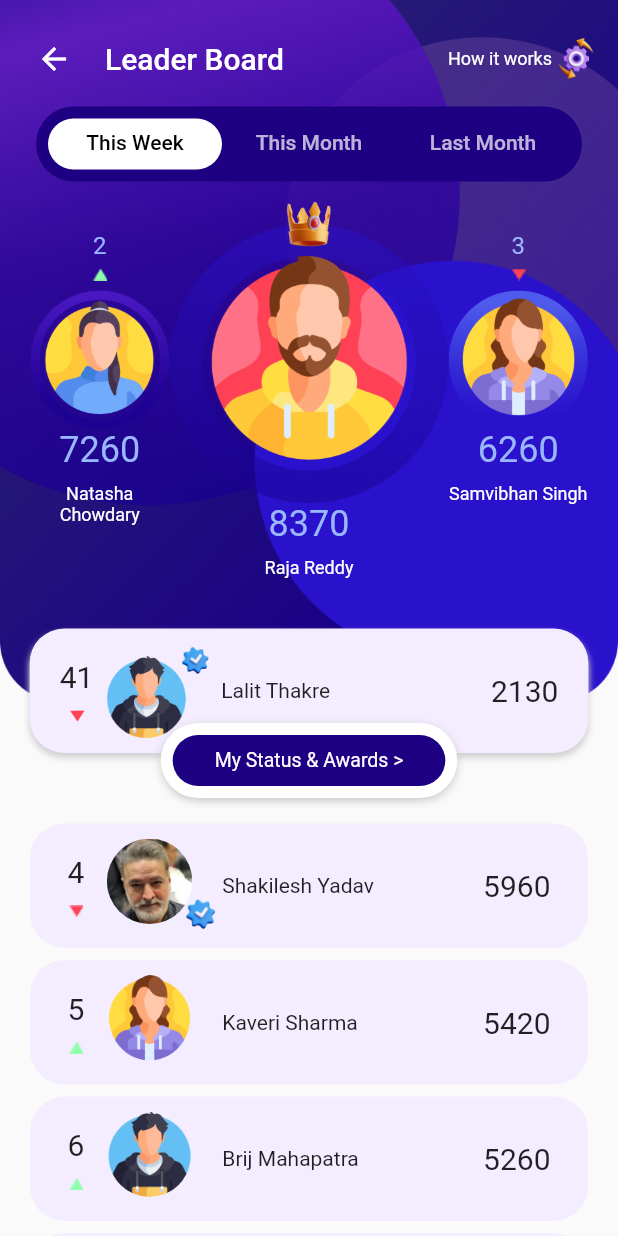
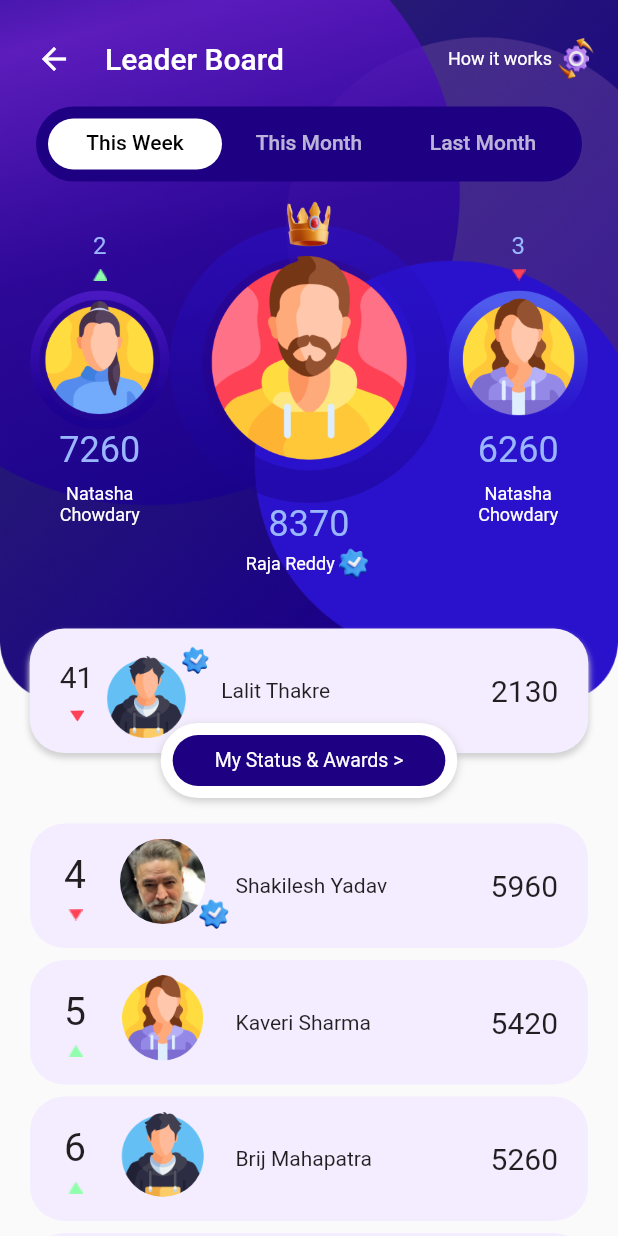
Before and after one commit to priyanshu251/PayNav, a Flutter app: the screen it shows after launch, on a phone screen of 412 x 824 dp. Run offline on Flutter 3.47's test engine with Material 2 defaults, Android fonts, the phone set to English and light mode, and no system bars.

Commit message:
final commit 3

```diff
--- a/lib/screens/loading_screen.dart
+++ b/lib/screens/loading_screen.dart
@@ -22,7 +22,7 @@ class _LoadingScreenState extends State<LoadingScreen> {
           {
             "name": "Raja Reddy",
             "gender": true,
-            "profile_url": "assets/images/boy_avatar2.png",
+            "profile_url": "assets/images/winner.png",
             "points": "8370",
             "triangle": true,
             "verified": true
@@ -30,7 +30,7 @@ class _LoadingScreenState extends State<LoadingScreen> {
           {
             "name": "Natasha Chowdary",
             "gender": false,
-            "profile_url": "assets/images/girls_avatar2.png",
+            "profile_url": "assets/images/runner up.png",
             "points": "7260",
             "triangle": true,
             "verified": false
@@ -38,7 +38,7 @@ class _LoadingScreenState extends State<LoadingScreen> {
           {
             "name": "Sambhivan Singh",
             "gender": false,
-            "profile_url": "assets/images/girls_avatar1.png",
+            "profile_url": "assets/images/second runner up.png",
             "points": "6260",
             "triangle": false,
             "verified": false
--- a/lib/widgets/custom_tab_bar.dart
+++ b/lib/widgets/custom_tab_bar.dart
@@ -1,4 +1,6 @@
 import 'package:flutter/material.dart';
+import 'package:provider/provider.dart';
+import 'package:pay_nav_project/provider.dart';
 
 class TabBarAndTabBarView extends StatefulWidget {
   const TabBarAndTabBarView({super.key});
@@ -83,6 +85,7 @@ class WinnersTab extends StatelessWidget {
 
   @override
   Widget build(BuildContext context) {
+    dynamic rankers = Provider.of<UsersData>(context).data;
     return Row(
       mainAxisAlignment: MainAxisAlignment.center,
       children: [
@@ -102,15 +105,15 @@ class WinnersTab extends StatelessWidget {
               ),
               Padding(
                 padding: const EdgeInsets.all(6.0),
-                child: Image.asset(
-                  'assets/images/green triangle.png',
-                  cacheHeight: 8,
-                  cacheWidth: 10,
+                child: rankers[1]['triangle']
+                    ? Image.asset('assets/images/green triangle.png',
+                        cacheHeight: 8, cacheWidth: 10)
+                    : Image.asset('assets/images/red triangle.png',
+                        cacheHeight: 8, cacheWidth: 10),
               ),
-              ),
-              Image.asset('assets/images/runner up.png'),
+              Image.asset(rankers[1]['profile_url']),
               Text(
-                '7260',
+                rankers[1]['points'],
                 style: Theme.of(context).textTheme.headlineSmall!.copyWith(
                       color: const Color(0xFF99B6FF),
                     ),
@@ -119,7 +122,7 @@ class WinnersTab extends StatelessWidget {
                 height: 8,
               ),
               Text(
-                'Natasha Chowdary',
+                rankers[1]['name'],
                 textAlign: TextAlign.center,
                 style: Theme.of(context)
                     .textTheme
@@ -134,23 +137,39 @@ class WinnersTab extends StatelessWidget {
           child: Column(
             crossAxisAlignment: CrossAxisAlignment.center,
             children: [
-              Image.asset('assets/images/winner.png'),
+              Image.asset(rankers[0]['profile_url']),
               Text(
-                '8370',
+                rankers[0]['points'],
                 style: Theme.of(context).textTheme.headlineSmall!.copyWith(
                       color: const Color(0xFF99B6FF),
                     ),
               ),
-              const SizedBox(
-                height: 8,
-              ),
+              Row(
+                mainAxisAlignment: MainAxisAlignment.center,
+                children: [
                   Text(
-                'Raja Reddy',
+                    rankers[0]['name'],
                     textAlign: TextAlign.center,
                     style: Theme.of(context)
                         .textTheme
                         .bodySmall!
                         .copyWith(color: Colors.white),
+                  ),
+                  rankers[0]['verified']
+                      ? Image.asset(
+                          'assets/images/blue tick.png',
+                          height: 25,
+                          width: 25,
+                        )
+                      : Container(
+                          height: 25,
+                          width: 25,
+                          decoration: const BoxDecoration(
+                            shape: BoxShape.circle,
+                            color: Color(0xFF2A12CC),
+                          ),
+                        ),
+                ],
               ),
             ],
           ),
@@ -171,15 +190,15 @@ class WinnersTab extends StatelessWidget {
               ),
               Padding(
                 padding: const EdgeInsets.all(6.0),
-                child: Image.asset(
-                  'assets/images/red triangle.png',
-                  cacheHeight: 8,
-                  cacheWidth: 10,
+                child: rankers[2]['triangle']
+                    ? Image.asset('assets/images/green triangle.png',
+                        cacheHeight: 8, cacheWidth: 10)
+                    : Image.asset('assets/images/red triangle.png',
+                        cacheHeight: 8, cacheWidth: 10),
               ),
-              ),
-              Image.asset('assets/images/second runner up.png'),
+              Image.asset(rankers[2]['profile_url']),
               Text(
-                '6260',
+                rankers[2]['points'],
                 style: Theme.of(context).textTheme.headlineSmall!.copyWith(
                       color: const Color(0xFF99B6FF),
                     ),
@@ -188,7 +207,7 @@ class WinnersTab extends StatelessWidget {
                 height: 8,
               ),
               Text(
-                'Samvibhan Singh',
+                rankers[1]['name'],
                 textAlign: TextAlign.center,
                 style: Theme.of(context)
                     .textTheme
--- a/lib/widgets/rankers_list.dart
+++ b/lib/widgets/rankers_list.dart
@@ -17,7 +17,8 @@ class RankersList extends StatelessWidget {
       itemBuilder: ((context, index) {
         return Container(
           margin: const EdgeInsets.symmetric(vertical: 4, horizontal: 20),
-          padding: const EdgeInsets.symmetric(horizontal: 25, vertical: 10),
+          padding:
+              const EdgeInsets.only(right: 20, top: 10, bottom: 10, left: 15),
           height: 83,
           //width: w * 0.904,
           width: double.infinity,
@@ -30,12 +31,18 @@ class RankersList extends StatelessWidget {
               Column(
                 mainAxisAlignment: MainAxisAlignment.spaceEvenly,
                 children: [
-                  Text(
-                    (index + 4).toString(),
-                    style: Theme.of(context)
-                        .textTheme
-                        .titleLarge!
-                        .copyWith(fontWeight: FontWeight.w400),
+                  SizedBox(
+                    width: 30,
+                    height: 30,
+                    child: FittedBox(
+                      child: Text(
+                        (index + 4).toString(),
+                        style: Theme.of(context)
+                            .textTheme
+                            .titleLarge!
+                            .copyWith(fontWeight: FontWeight.w400),
+                      ),
+                    ),
                   ),
                   rankers[index + 3]['triangle']
                       ? Image.asset('assets/images/green triangle.png',
```
Lines whose indentation alone changed are shown as unchanged.
